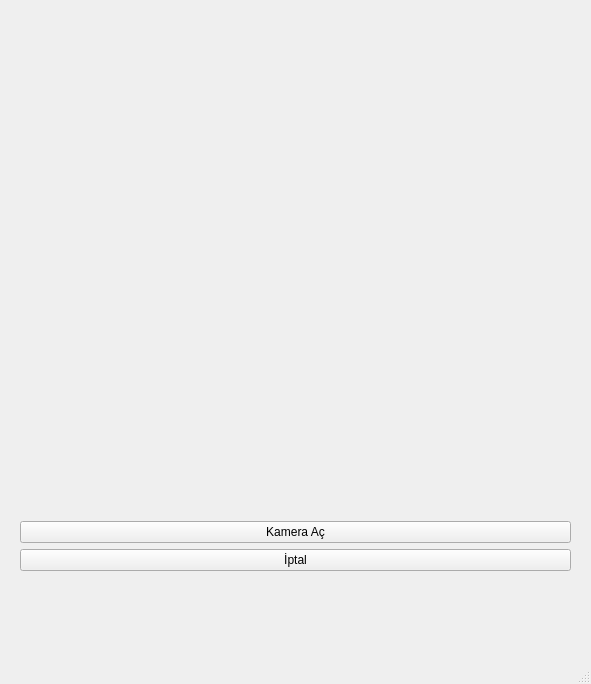
Qt form HUNKAR/Kamera.ui (vektorelpython24proje/MasaustuProje) before a commit.
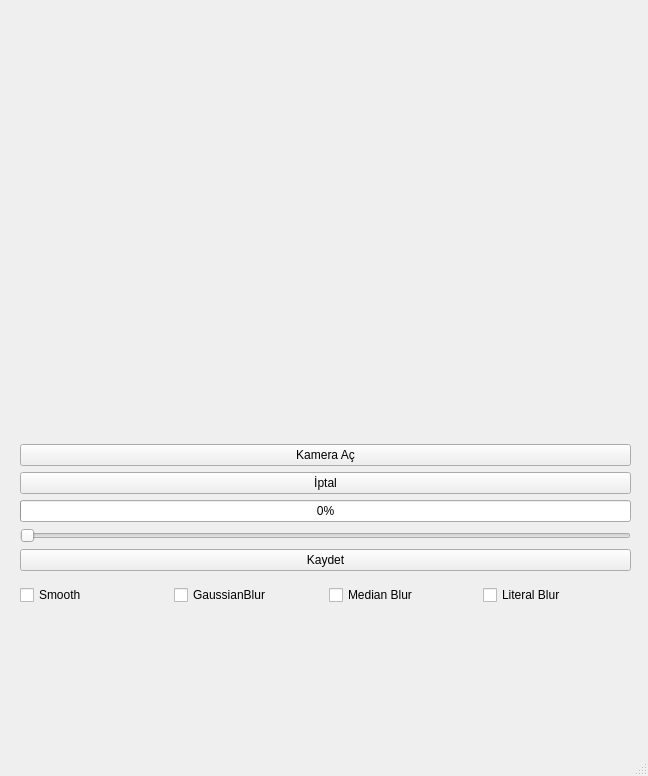
The same form after that commit.

```diff
--- a/HUNKAR/Kamera.ui
+++ b/HUNKAR/Kamera.ui
@@ -6,8 +6,8 @@
    <rect>
     <x>0</x>
     <y>0</y>
-    <width>591</width>
-    <height>684</height>
+    <width>648</width>
+    <height>776</height>
    </rect>
   </property>
   <property name="windowTitle">
@@ -19,11 +19,14 @@
      <rect>
       <x>20</x>
       <y>10</y>
-      <width>551</width>
+      <width>611</width>
       <height>561</height>
      </rect>
     </property>
     <layout class="QGridLayout" name="gridLayout">
+     <property name="sizeConstraint">
+      <enum>QLayout::SetMinimumSize</enum>
+     </property>
      <item row="2" column="0">
       <widget class="QPushButton" name="btKapat">
        <property name="text">
@@ -45,6 +48,83 @@
        </property>
       </widget>
      </item>
+     <item row="0" column="0">
+      <widget class="QLabel" name="lblCam">
+       <property name="text">
+        <string/>
+       </property>
+      </widget>
+     </item>
+     <item row="4" column="0">
+      <widget class="QSlider" name="Slider">
+       <property name="minimum">
+        <number>10</number>
+       </property>
+       <property name="maximum">
+        <number>100</number>
+       </property>
+       <property name="singleStep">
+        <number>10</number>
+       </property>
+       <property name="orientation">
+        <enum>Qt::Horizontal</enum>
+       </property>
+      </widget>
+     </item>
+     <item row="3" column="0">
+      <widget class="QProgressBar" name="pB">
+       <property name="value">
+        <number>0</number>
+       </property>
+      </widget>
+     </item>
+     <item row="5" column="0">
+      <widget class="QPushButton" name="btKaydet">
+       <property name="text">
+        <string>Kaydet</string>
+       </property>
+      </widget>
+     </item>
+    </layout>
+   </widget>
+   <widget class="QWidget" name="gridLayoutWidget_2">
+    <property name="geometry">
+     <rect>
+      <x>20</x>
+      <y>570</y>
+      <width>611</width>
+      <height>51</height>
+     </rect>
+    </property>
+    <layout class="QGridLayout" name="gridLayout_2">
+     <item row="0" column="0">
+      <widget class="QCheckBox" name="chkSmooth">
+       <property name="text">
+        <string>Smooth</string>
+       </property>
+      </widget>
+     </item>
+     <item row="0" column="2">
+      <widget class="QCheckBox" name="chkMedian">
+       <property name="text">
+        <string>Median Blur</string>
+       </property>
+      </widget>
+     </item>
+     <item row="0" column="1">
+      <widget class="QCheckBox" name="chkGaussian">
+       <property name="text">
+        <string>GaussianBlur</string>
+       </property>
+      </widget>
+     </item>
+     <item row="0" column="3">
+      <widget class="QCheckBox" name="chkLiteral">
+       <property name="text">
+        <string>Literal Blur</string>
+       </property>
+      </widget>
+     </item>
     </layout>
    </widget>
   </widget>
```
Left out of the diff: 9 changed lines with no effect on the pictures.
